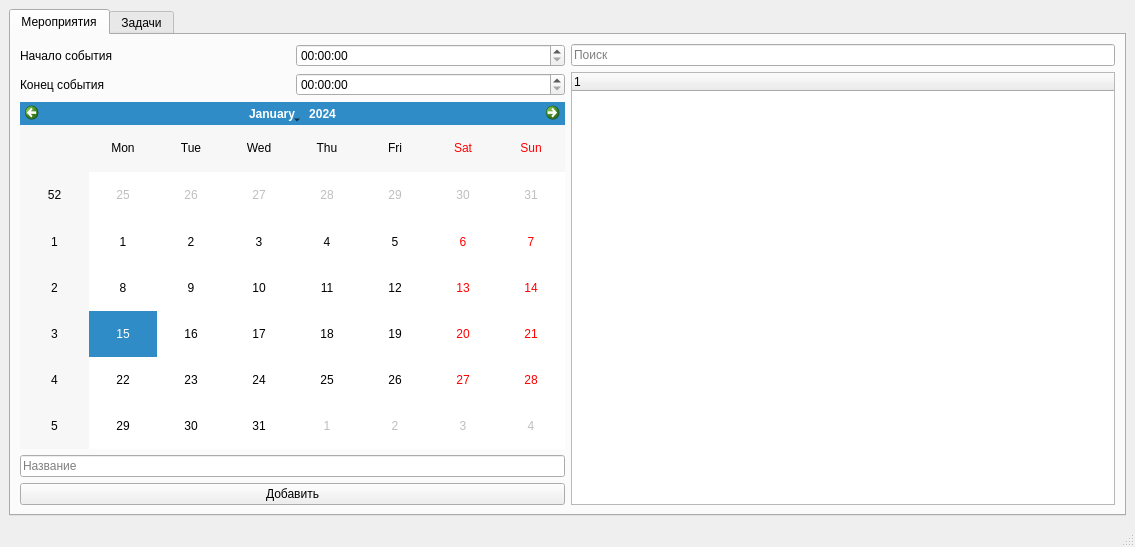
First picture: the form in Client/design_test.ui, repository maxpaleev/Task_manager, before the edit.
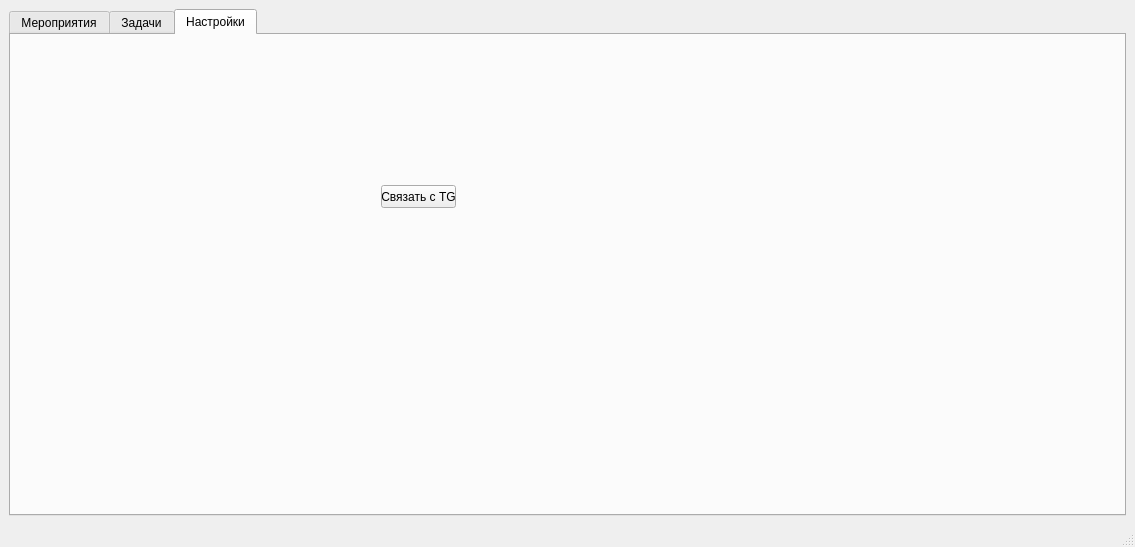
Second picture: the form after the edit. The open tabs and pages were chosen to show the change.

What changed in the file:
```diff
--- a/Client/design_test.ui
+++ b/Client/design_test.ui
@@ -254,6 +254,24 @@
         </item>
        </layout>
       </widget>
+      <widget class="QWidget" name="tab">
+       <attribute name="title">
+        <string>Настройки</string>
+       </attribute>
+       <widget class="QPushButton" name="tgButton">
+        <property name="geometry">
+         <rect>
+          <x>370</x>
+          <y>150</y>
+          <width>75</width>
+          <height>23</height>
+         </rect>
+        </property>
+        <property name="text">
+         <string>Связать с TG</string>
+        </property>
+       </widget>
+      </widget>
      </widget>
     </item>
    </layout>
```
